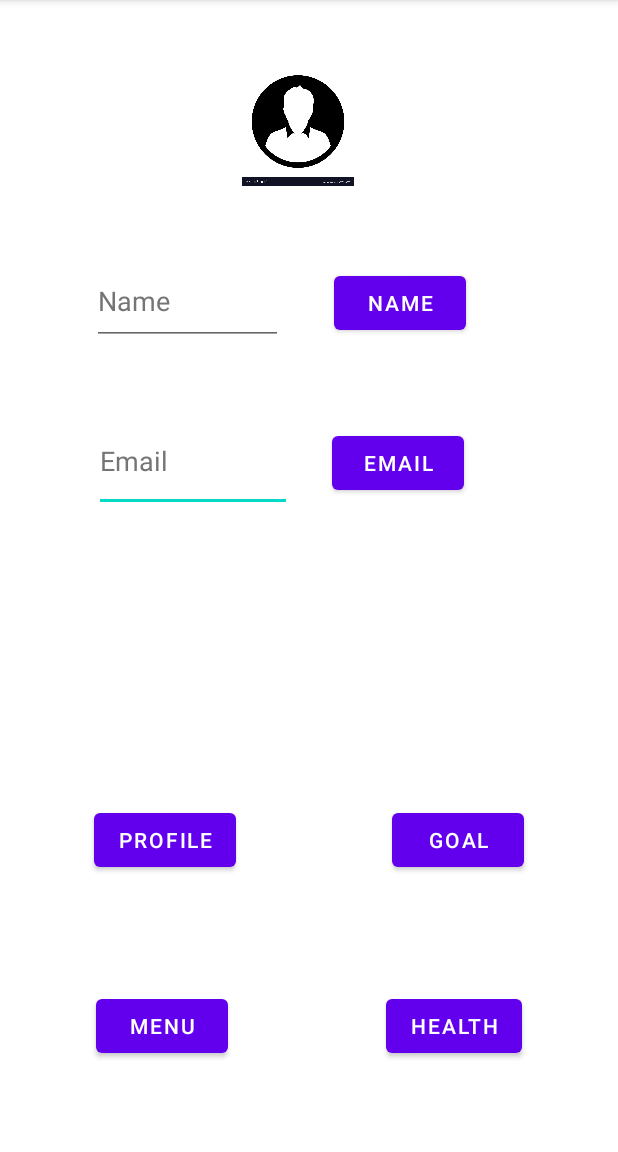
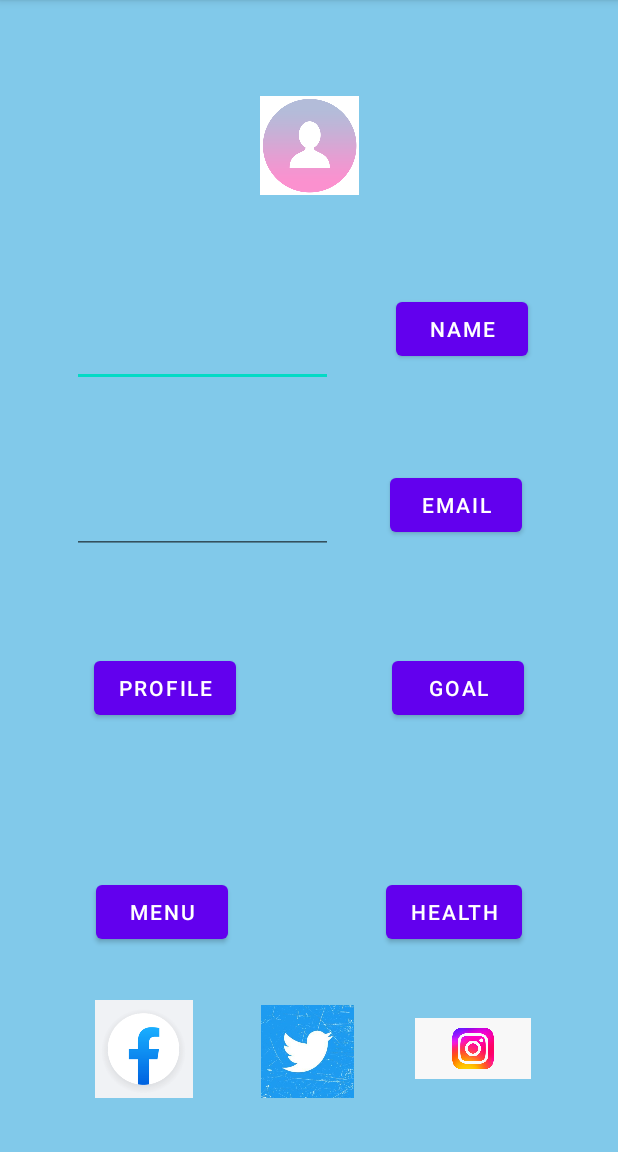
Before and after one commit to IT21060144/Super-Nerds, an Android app: the screen it shows after launch (MainActivity), on a phone screen of 412 x 824 dp, the part 84-1236 px from its top. Run offline under Robolectric (Android 15) with nearby library versions, the phone set to English and light mode, and no system bars.

Commit message:
Add background colors and additional features

```diff
--- a/app/src/main/java/com/example/dietmanagement/MainActivity.java
+++ b/app/src/main/java/com/example/dietmanagement/MainActivity.java
@@ -22,8 +22,8 @@ public class MainActivity extends AppCompatActivity {
         setContentView(R.layout.activity_main);
 
 
-        InputName = findViewById(R.id.editTextTextPersonName6);
-        InputEmail = findViewById(R.id.editTextTextPersonName7);
+        InputName = findViewById(R.id.editTextTextPersonName3);
+        InputEmail = findViewById(R.id.editTextTextPersonName4);
 
         String msg = InputName.getText().toString();
         Toast.makeText(this, msg, Toast.LENGTH_SHORT).show();
--- a/app/src/main/res/layout/activity_main.xml
+++ b/app/src/main/res/layout/activity_main.xml
@@ -2,27 +2,11 @@
 <androidx.constraintlayout.widget.ConstraintLayout xmlns:android="http://schemas.android.com/apk/res/android"
     xmlns:app="http://schemas.android.com/apk/res-auto"
     xmlns:tools="http://schemas.android.com/tools"
-    android:id="@+id/button"
+    android:id="@+id/lblNa"
     android:layout_width="match_parent"
     android:layout_height="match_parent"
+    android:background="#81C9EA"
     tools:context=".MainActivity">
-
-    <EditText
-        android:id="@+id/editTextTextPersonName7"
-        android:layout_width="132dp"
-        android:layout_height="67dp"
-        android:layout_marginStart="36dp"
-        android:layout_marginTop="44dp"
-        android:ems="10"
-        android:hint="@string/TvHint2"
-        android:inputType="textPersonName"
-        android:onClick="clickToViewToast2"
-        android:textColorHint="#757575"
-        app:layout_constraintEnd_toStartOf="@+id/btnEmail"
-        app:layout_constraintHorizontal_bias="0.5"
-        app:layout_constraintStart_toStartOf="parent"
-        app:layout_constraintTop_toBottomOf="@+id/editTextTextPersonName6"
-        tools:ignore="DuplicateSpeakableTextCheck" />
 
     <Button
         android:id="@+id/btnGoal"
@@ -41,7 +25,7 @@
         android:layout_width="wrap_content"
         android:layout_height="wrap_content"
         android:layout_marginStart="60dp"
-        android:layout_marginBottom="60dp"
+        android:layout_marginBottom="136dp"
         android:text="menu"
         app:layout_constraintBottom_toBottomOf="parent"
         app:layout_constraintEnd_toStartOf="@+id/btnHealth"
@@ -64,63 +48,106 @@
         android:layout_width="wrap_content"
         android:layout_height="wrap_content"
         android:layout_marginStart="60dp"
+        android:layout_marginTop="40dp"
         android:layout_marginBottom="76dp"
         android:onClick="onButtonClick1"
         android:text="profile"
         app:layout_constraintBottom_toTopOf="@+id/btnMenu"
         app:layout_constraintEnd_toStartOf="@+id/btnGoal"
         app:layout_constraintHorizontal_bias="0.48"
-        app:layout_constraintStart_toStartOf="parent" />
-
-    <EditText
-        android:id="@+id/editTextTextPersonName6"
-        android:layout_width="127dp"
-        android:layout_height="58dp"
-        android:layout_marginStart="28dp"
-        android:layout_marginTop="172dp"
-        android:ems="10"
-        android:hint="@string/TvHint"
-        android:inputType="textPersonName"
-        android:onClick="clickToViewToast1"
-        android:textColorHint="#757575"
-        app:layout_constraintEnd_toStartOf="@+id/btnName"
-        app:layout_constraintHorizontal_bias="0.5"
         app:layout_constraintStart_toStartOf="parent"
-        app:layout_constraintTop_toTopOf="parent" />
+        app:layout_constraintTop_toBottomOf="@+id/editTextTextPersonName4" />
 
     <Button
         android:id="@+id/btnName"
         android:layout_width="wrap_content"
         android:layout_height="wrap_content"
-        android:layout_marginEnd="68dp"
+        android:layout_marginEnd="60dp"
         android:onClick="clickToViewToast1"
         android:text="Name"
-        app:layout_constraintBaseline_toBaselineOf="@+id/editTextTextPersonName6"
-        app:layout_constraintEnd_toEndOf="parent"
-        app:layout_constraintHorizontal_bias="0.5"
-        app:layout_constraintStart_toEndOf="@+id/editTextTextPersonName6" />
+        app:layout_constraintBaseline_toBaselineOf="@+id/editTextTextPersonName3"
+        app:layout_constraintEnd_toEndOf="parent" />
 
     <Button
         android:id="@+id/btnEmail"
         android:layout_width="wrap_content"
         android:layout_height="wrap_content"
-        android:layout_marginEnd="76dp"
+        android:layout_marginEnd="64dp"
         android:onClick="clickToViewToast2"
         android:text="Email"
-        app:layout_constraintBaseline_toBaselineOf="@+id/editTextTextPersonName7"
-        app:layout_constraintEnd_toEndOf="parent"
-        app:layout_constraintHorizontal_bias="0.5"
-        app:layout_constraintStart_toEndOf="@+id/editTextTextPersonName7" />
+        app:layout_constraintBaseline_toBaselineOf="@+id/editTextTextPersonName4"
+        app:layout_constraintEnd_toEndOf="parent" />
 
     <ImageView
         android:id="@+id/imageView"
-        android:layout_width="80dp"
-        android:layout_height="80dp"
-        android:layout_marginTop="44dp"
+        android:layout_width="83dp"
+        android:layout_height="66dp"
+        android:layout_marginTop="64dp"
         app:layout_constraintEnd_toEndOf="parent"
-        app:layout_constraintHorizontal_bias="0.477"
         app:layout_constraintStart_toStartOf="parent"
         app:layout_constraintTop_toTopOf="parent"
-        app:srcCompat="@drawable/profile" />
+        app:srcCompat="@drawable/icon" />
+
+    <EditText
+        android:id="@+id/editTextTextPersonName3"
+        android:layout_width="174dp"
+        android:layout_height="80dp"
+        android:layout_marginStart="48dp"
+        android:layout_marginTop="48dp"
+        android:ems="10"
+        android:inputType="textPersonName"
+        app:layout_constraintStart_toStartOf="parent"
+        app:layout_constraintTop_toBottomOf="@+id/imageView" />
+
+    <EditText
+        android:id="@+id/editTextTextPersonName4"
+        android:layout_width="174dp"
+        android:layout_height="67dp"
+        android:layout_marginStart="48dp"
+        android:layout_marginTop="44dp"
+        android:ems="10"
+        android:inputType="textPersonName"
+        app:layout_constraintStart_toStartOf="parent"
+        app:layout_constraintTop_toBottomOf="@+id/editTextTextPersonName3" />
+
+    <ImageView
+        android:id="@+id/imageView4"
+        android:layout_width="79dp"
+        android:layout_height="62dp"
+        android:layout_marginStart="16dp"
+        android:layout_marginEnd="16dp"
+        android:layout_marginBottom="36dp"
+        app:layout_constraintBottom_toBottomOf="parent"
+        app:layout_constraintEnd_toStartOf="@+id/imageView5"
+        app:layout_constraintHorizontal_bias="0.5"
+        app:layout_constraintStart_toEndOf="@+id/imageView3"
+        app:srcCompat="@drawable/twitte" />
+
+    <ImageView
+        android:id="@+id/imageView3"
+        android:layout_width="75dp"
+        android:layout_height="65dp"
+        android:layout_marginStart="16dp"
+        android:layout_marginEnd="16dp"
+        android:layout_marginBottom="36dp"
+        app:layout_constraintBottom_toBottomOf="parent"
+        app:layout_constraintEnd_toStartOf="@+id/imageView4"
+        app:layout_constraintHorizontal_bias="0.5"
+        app:layout_constraintHorizontal_chainStyle="packed"
+        app:layout_constraintStart_toStartOf="parent"
+        app:srcCompat="@drawable/facebook" />
+
+    <ImageView
+        android:id="@+id/imageView5"
+        android:layout_width="77dp"
+        android:layout_height="66dp"
+        android:layout_marginStart="16dp"
+        android:layout_marginEnd="16dp"
+        android:layout_marginBottom="36dp"
+        app:layout_constraintBottom_toBottomOf="parent"
+        app:layout_constraintEnd_toEndOf="parent"
+        app:layout_constraintHorizontal_bias="0.5"
+        app:layout_constraintStart_toEndOf="@+id/imageView4"
+        app:srcCompat="@drawable/instra" />
 
 </androidx.constraintlayout.widget.ConstraintLayout>
--- a/app/src/main/res/values/strings.xml
+++ b/app/src/main/res/values/strings.xml
@@ -20,4 +20,9 @@
     <string name="body">My body fat</string>
     <string name="weight">Weight Goal</string>
     <string name="wgd">Weight Goal : date</string>
+    <string name="calory">Calory Goal</string>
+    <string name="Na">Name</string>
+    <string name="Em">Email</string>
+    <string name="InputName">xxx</string>
+    <string name="InputEmail">xxx</string>
 </resources>
```
Also changed, not shown: app/src/main/res/layout/goal.xml (+20 -5 lines), app/src/main/res/layout/profile.xml (+22 -1 lines), app/src/main/res/drawable/facebook.png (added), app/src/main/res/drawable/icon.png (added), app/src/main/res/drawable/instra.png (added), app/src/main/res/drawable/twitte.jpg (added).
